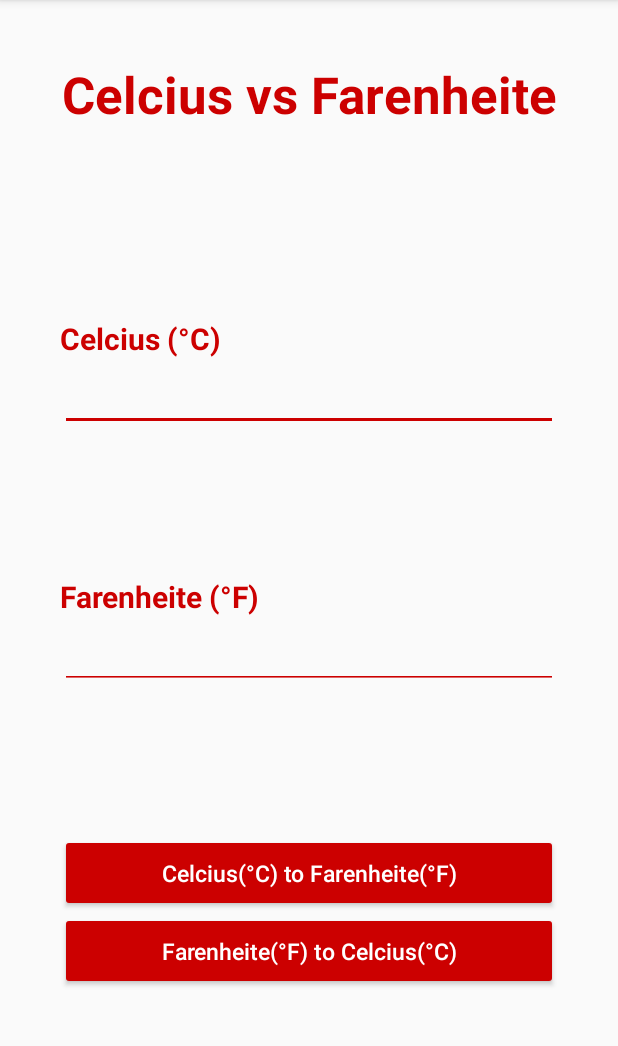
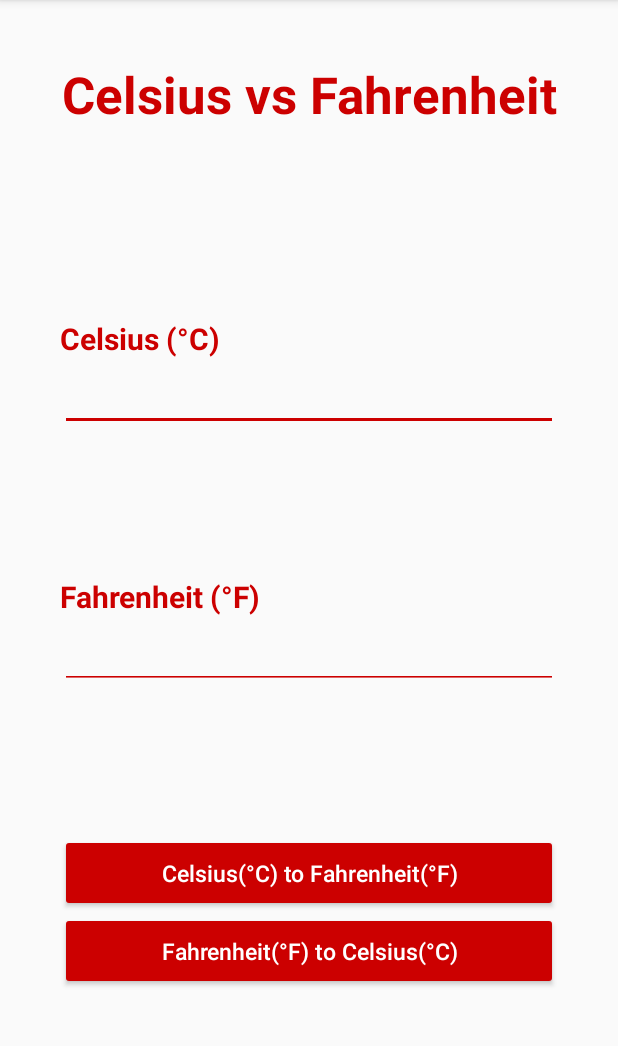
Before and after one commit to shayanmalinda/Celcius-Farenheit-Converter, an Android app: the screen it shows after launch (MainActivity), on a phone screen of 412 x 824 dp, the part 84-1130 px from its top. Run offline under Robolectric (Android 15) with nearby library versions, the light colour scheme and no system bars; Roboto replaces fonts that are not available here.

Commit message:
landscape complete

```diff
--- a/app/src/main/AndroidManifest.xml
+++ b/app/src/main/AndroidManifest.xml
@@ -10,8 +10,7 @@
         android:supportsRtl="true"
         android:theme="@style/AppTheme"
         >
-        <activity android:name=".MainActivity"
-            android:screenOrientation="portrait">
+        <activity android:name=".MainActivity">
             <intent-filter>
                 <action android:name="android.intent.action.MAIN" />
 
--- /dev/null
+++ b/app/src/main/res/layout-land/activity_main.xml
@@ -0,0 +1,170 @@
+<?xml version="1.0" encoding="utf-8"?>
+<android.support.constraint.ConstraintLayout xmlns:android="http://schemas.android.com/apk/res/android"
+    xmlns:app="http://schemas.android.com/apk/res-auto"
+    xmlns:tools="http://schemas.android.com/tools"
+    android:layout_width="match_parent"
+    android:layout_height="match_parent"
+    tools:context=".MainActivity">
+
+    <LinearLayout
+        android:layout_width="match_parent"
+        android:layout_height="match_parent"
+        android:orientation="vertical">
+
+        <RelativeLayout
+            android:layout_width="match_parent"
+            android:layout_height="match_parent"
+            android:layout_weight="4">
+
+            <TextView
+            android:id="@+id/textView"
+            android:layout_width="match_parent"
+            android:layout_height="wrap_content"
+            android:gravity="center"
+            android:text="@string/title"
+            android:textColor="@color/colorPrimary"
+            android:textSize="34sp"
+            android:textStyle="bold"
+                android:layout_centerInParent="true"/>
+
+        </RelativeLayout>
+
+        <LinearLayout
+            android:layout_width="match_parent"
+            android:layout_height="match_parent"
+            android:orientation="horizontal"
+            android:layout_weight="1">
+
+            <LinearLayout
+                android:layout_width="match_parent"
+                android:layout_height="match_parent"
+                android:orientation="vertical"
+                android:layout_weight="1"
+                android:layout_margin="30dp">
+
+                <LinearLayout
+                android:layout_width="match_parent"
+                android:layout_height="match_parent"
+                android:orientation="vertical"
+                android:layout_weight="1">
+
+                <TextView
+                android:id="@+id/textView2"
+                android:layout_width="match_parent"
+                android:layout_height="wrap_content"
+                android:text="@string/celcius"
+                android:textColor="@color/colorPrimary"
+                android:textSize="20sp"
+                android:textStyle="bold"
+                />
+
+                <EditText
+                android:id="@+id/editText"
+                android:layout_width="match_parent"
+                android:layout_height="wrap_content"
+                android:backgroundTint="@android:color/holo_red_dark"
+                android:ems="10"
+                android:enabled="true"
+                android:inputType="number"
+                android:textCursorDrawable="@color/colorPrimaryDark"
+                android:textSize="20dp"
+                android:textColor="@color/colorPrimary"
+                />
+
+                </LinearLayout>
+
+                <LinearLayout
+                android:layout_width="match_parent"
+                android:layout_height="match_parent"
+                android:orientation="vertical"
+                android:layout_weight="1">
+
+                <TextView
+                android:id="@+id/textView3"
+                android:layout_width="match_parent"
+                android:layout_height="wrap_content"
+                android:text="@string/farenheit"
+                android:textColor="@color/colorPrimary"
+                android:textSize="20sp"
+                android:textStyle="bold"
+                />
+
+                <EditText
+                android:id="@+id/editText2"
+                android:layout_width="match_parent"
+                android:layout_height="wrap_content"
+                android:backgroundTint="@android:color/holo_red_dark"
+                android:ems="10"
+                android:enabled="true"
+                android:inputType="number"
+                android:textCursorDrawable="@color/colorPrimaryDark"
+                android:textSize="20dp"
+                android:textColor="@color/colorPrimary"
+                />
+
+                </LinearLayout>
+
+
+            </LinearLayout>
+
+            <LinearLayout
+                android:layout_width="match_parent"
+                android:layout_height="match_parent"
+                android:orientation="vertical"
+                android:layout_weight="1"
+                android:layout_margin="30dp">
+
+                <RelativeLayout
+                    android:layout_width="match_parent"
+                    android:layout_height="match_parent"
+                    android:layout_weight="1">
+
+                    <Button
+                        android:id="@+id/button"
+                        android:layout_width="match_parent"
+                        android:layout_height="wrap_content"
+                        android:backgroundTint="@color/colorPrimary"
+                        android:onClick="convert"
+                        android:paddingTop="15dp"
+                        android:paddingBottom="15dp"
+                        android:text="@string/convert"
+                        android:textColor="@color/colorAccent"
+                        android:textAllCaps="false"
+                        android:textSize="15dp"
+                        android:layout_centerInParent="true"/>
+
+                </RelativeLayout>
+
+                <RelativeLayout
+                    android:layout_width="match_parent"
+                    android:layout_height="match_parent"
+                    android:layout_weight="1">
+
+                    <Button
+                        android:id="@+id/button2"
+                        android:layout_width="match_parent"
+                        android:layout_height="wrap_content"
+                        android:backgroundTint="@color/colorPrimary"
+                        android:onClick="convert2"
+                        android:paddingTop="15dp"
+                        android:paddingBottom="15dp"
+                        android:text="@string/convert2"
+                        android:textColor="@color/colorAccent"
+                        android:textAllCaps="false"
+                        android:textSize="15dp" />
+
+                </RelativeLayout>
+
+
+
+
+
+            </LinearLayout>
+
+        </LinearLayout>
+
+    </LinearLayout>
+
+
+
+</android.support.constraint.ConstraintLayout>
--- a/app/src/main/res/values/strings.xml
+++ b/app/src/main/res/values/strings.xml
@@ -1,8 +1,8 @@
 <resources>
     <string name="app_name">Cool Converter</string>
-    <string name="title">Celcius vs Farenheite</string>
-    <string name="celcius">Celcius (°C)</string>
-    <string name="farenheit">Farenheite (°F)</string>
-    <string name="convert">Celcius(°C) to Farenheite(°F)</string>
-    <string name="convert2">Farenheite(°F) to Celcius(°C)</string>
+    <string name="title">Celsius vs Fahrenheit</string>
+    <string name="celcius">Celsius (°C)</string>
+    <string name="farenheit">Fahrenheit (°F)</string>
+    <string name="convert">Celsius(°C) to Fahrenheit(°F)</string>
+    <string name="convert2">Fahrenheit(°F) to Celsius(°C)</string>
 </resources>
```
Also changed, not shown: 2 other files.
